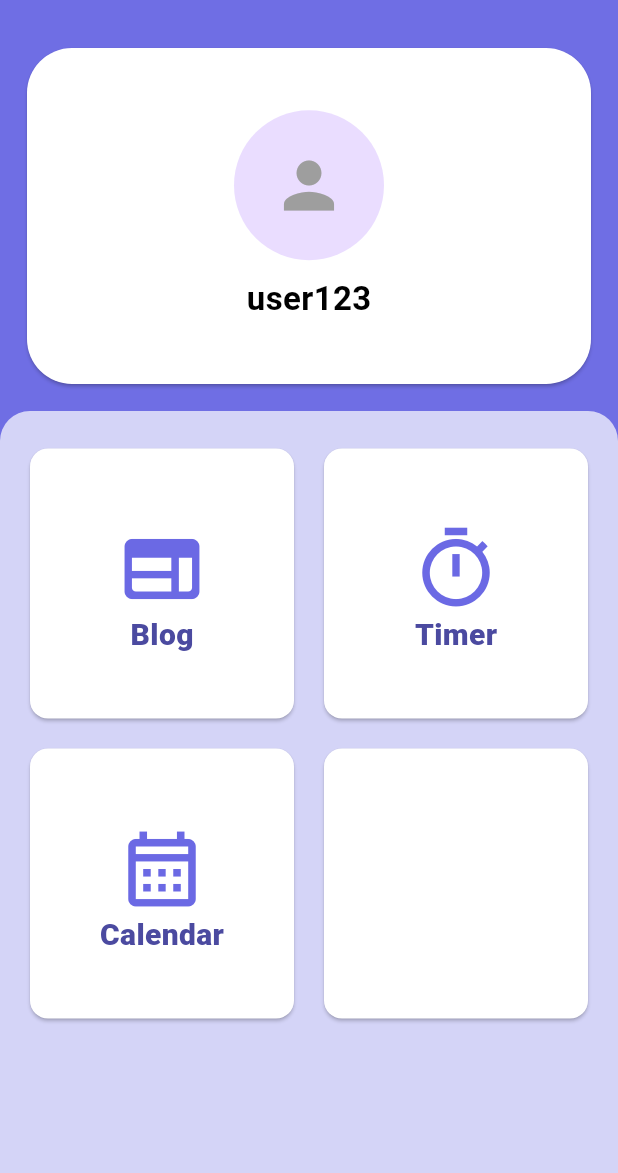
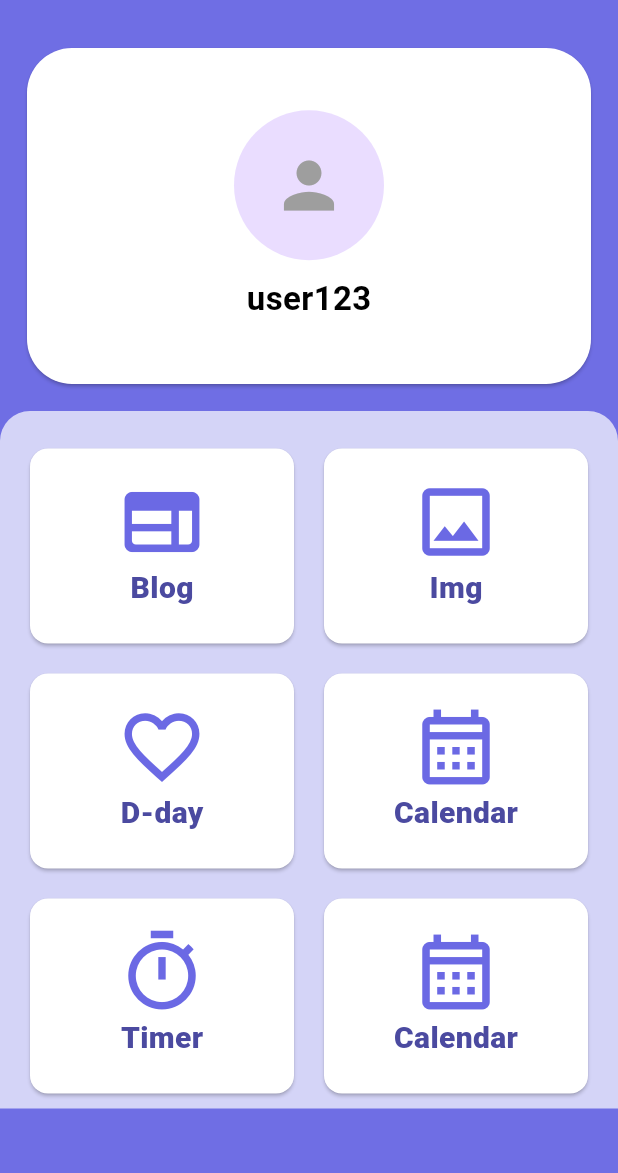
Before and after one commit to ksoyoun02/Flutter_application, a Flutter app: the screen it shows after launch, on a phone screen of 412 x 824 dp, the part 63-1236 px from its top. Run offline on Flutter 3.47's test engine with Material 3 defaults, Android fonts, the phone set to English and light mode, and no system bars; our stand-ins replace circular_countdown_timer, stop_watch_timer, table_calendar, webview_flutter.

Commit message:
dday 화면 개발, image화면 개발

```diff
--- a/lib/screens/home/home_screen.dart
+++ b/lib/screens/home/home_screen.dart
@@ -1,4 +1,3 @@
-import 'package:application/screens/timer/timer_main_screen.dart';
 import 'package:application/widget/menu_widget.dart';
 import 'package:flutter/material.dart';
 
@@ -62,6 +61,7 @@ class HomeScreen extends StatelessWidget {
               decoration: const BoxDecoration(
                 color: Color(0xFF6F6EE4),
               ),
+              child: SingleChildScrollView(
                 child: Container(
                   decoration: const BoxDecoration(
                     color: Colors.white70,
@@ -70,8 +70,8 @@ class HomeScreen extends StatelessWidget {
                       topRight: Radius.circular(20),
                     ),
                   ),
-                child: Padding(
-                  padding: const EdgeInsets.only(
+                  child: const Padding(
+                    padding: EdgeInsets.only(
                       left: 10.0,
                       right: 10.0,
                       top: 15.0,
@@ -79,36 +79,44 @@ class HomeScreen extends StatelessWidget {
                     ),
                     child: Column(
                       children: [
-                      const Row(
+                        Row(
                           children: [
                             MenuWidget(
                                 cardTitle: "Blog",
                                 icon: Icons.web_rounded,
                                 linkPage: "blog"),
                             MenuWidget(
-                              cardTitle: "Timer",
-                              icon: Icons.timer_sharp,
-                              linkPage: "timer"),
+                                cardTitle: "Img",
+                                icon: Icons.image_outlined,
+                                linkPage: "img"),
                           ],
                         ),
                         Row(
                           children: [
-                          const MenuWidget(
+                            MenuWidget(
+                                cardTitle: "D-day",
+                                icon: Icons.favorite_border,
+                                linkPage: "dday"),
+                            MenuWidget(
                                 cardTitle: "Calendar",
                                 icon: Icons.calendar_month_outlined,
-                              linkPage: "Calendar"),
-                          Expanded(
-                            child: Card(
-                              margin: const EdgeInsets.all(10.0),
-                              color: Colors.white,
-                              child: Container(
-                                height: 180,
+                                linkPage: "calendar"),
+                          ],
                         ),
-                            ),
+                        Row(
+                          children: [
+                            MenuWidget(
+                                cardTitle: "Timer",
+                                icon: Icons.timer_sharp,
+                                linkPage: "timer"),
+                            MenuWidget(
+                                cardTitle: "Calendar",
+                                icon: Icons.calendar_month_outlined,
+                                linkPage: "calendar"),
+                          ],
                         ),
                       ],
                     ),
-                    ],
                   ),
                 ),
               ),
--- a/lib/widget/menu_widget.dart
+++ b/lib/widget/menu_widget.dart
@@ -1,5 +1,7 @@
 import 'package:application/screens/blog/blog_screen.dart';
 import 'package:application/screens/calendar/calendar_main_screen.dart';
+import 'package:application/screens/d_day/d_day_screen.dart';
+import 'package:application/screens/img/img_screen.dart';
 import 'package:application/screens/timer/timer_main_screen.dart';
 import 'package:flutter/material.dart';
 
@@ -27,13 +29,17 @@ class MenuWidget extends StatelessWidget {
                 switch (linkPage) {
                   case "blog":
                     return const BlogScreen();
-                  case "Timer":
+                  case "img":
+                    return const ImgScreen();
+                  case "dday":
+                    return const DDayScreen();
+                  case "timer":
                     return const TimerMainScreen();
-                  case "Calendar":
+                  case "calendar":
                     return const CalendarMainScreen();
                   // value1에 해당하는 실행 코드
                   default:
-                    return const TimerMainScreen();
+                    return const BlogScreen();
                   // 위의 case에 모두 해당하지 않을 때 실행할 코드
                 }
               },
@@ -44,7 +50,7 @@ class MenuWidget extends StatelessWidget {
           margin: const EdgeInsets.all(10.0),
           color: Colors.white,
           child: SizedBox(
-            height: 180,
+            height: 130,
             child: Padding(
               padding: const EdgeInsets.all(10.0),
               child: Column(
```
Also changed, not shown: lib/screens/d_day/d_day_screen.dart (added, +144 -0 lines), lib/screens/img/img_screen.dart (added, +61 -0 lines), pubspec.yaml (+14 -2 lines), asset/font/Parisienne-Regular.ttf (added), asset/font/Sunflower-Bold.ttf (added), asset/font/Sunflower-Light.ttf (added), asset/font/Sunflower-Medium.ttf (added), asset/img/image_1.jpeg (added), asset/img/image_2.jpeg (added), asset/img/image_3.jpeg (added), asset/img/image_4.jpeg (added), asset/img/image_5.jpeg (added), asset/img/middle_image.png (added). Lines whose indentation alone changed are shown as unchanged.
